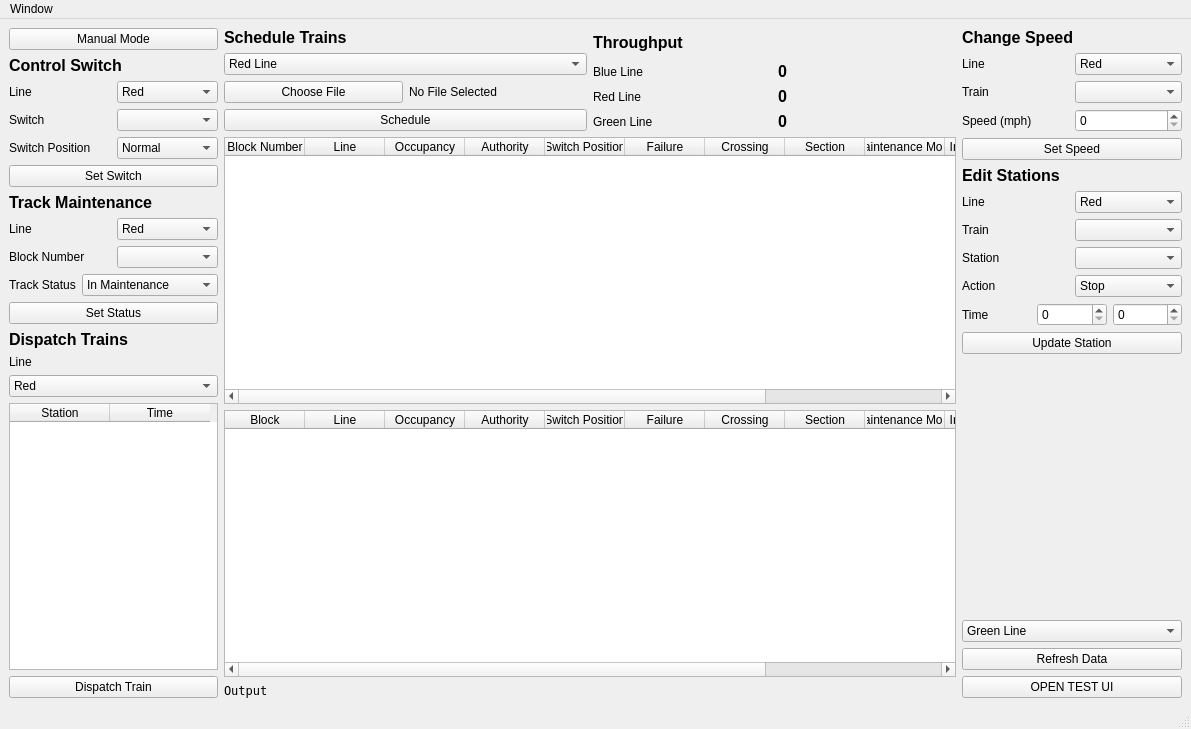
ece1140thebteam/train_system_sim, file CTCOffice/ui/ctcOfficeLayout.ui: the form before one commit.
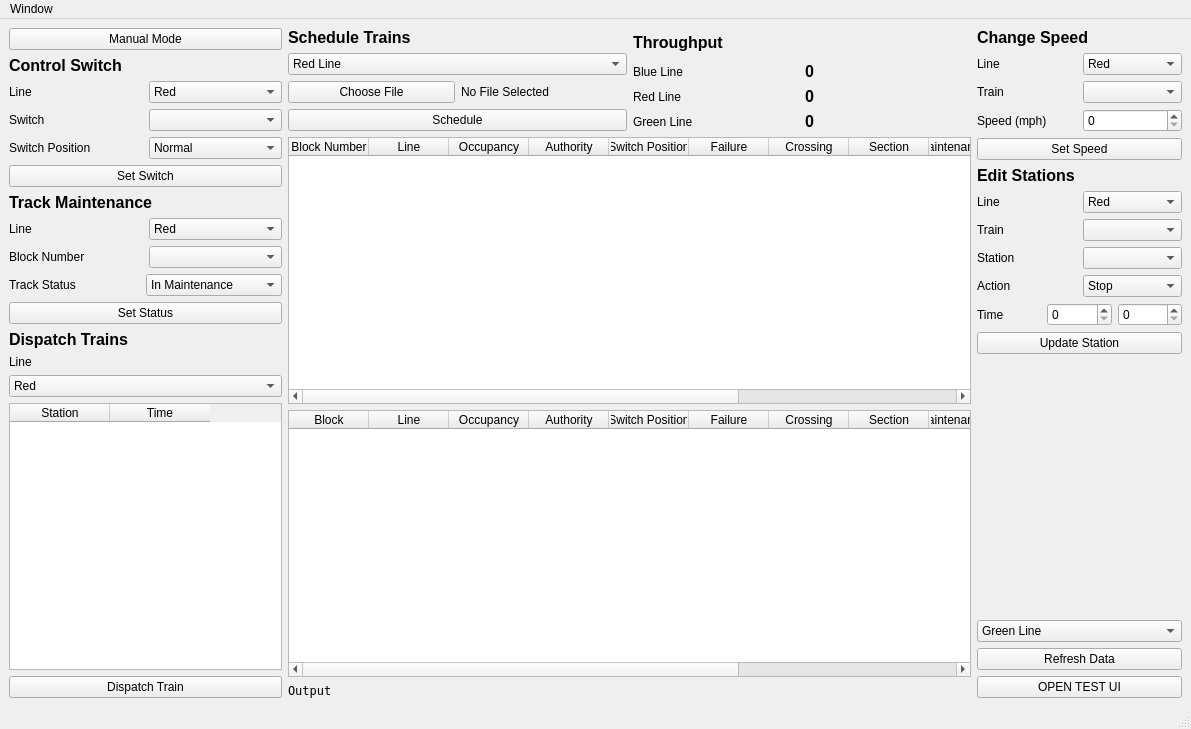
The form after the commit.

Commit message: updating sizing of window

```diff
--- a/CTCOffice/ui/ctcOfficeLayout.ui
+++ b/CTCOffice/ui/ctcOfficeLayout.ui
@@ -23,7 +23,7 @@
      <verstretch>0</verstretch>
     </sizepolicy>
    </property>
-   <layout class="QHBoxLayout" name="horizontalLayout_20" stretch="1,10,3">
+   <layout class="QHBoxLayout" name="horizontalLayout_20" stretch="4,10,3">
     <item>
      <layout class="QVBoxLayout" name="verticalLayout_10">
       <item>
```
The commit also changes 2 other files.
